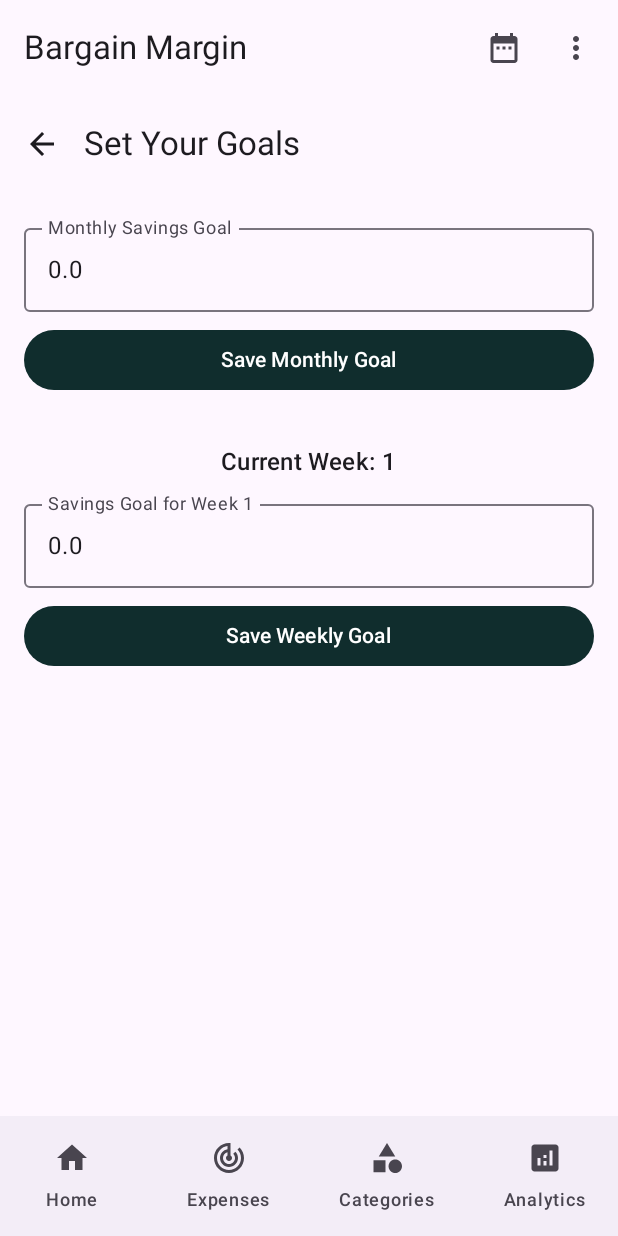
After one commit to NitaiTran/BargainMargin, an Android app built with Jetpack Compose: the GoalScreen screen opened through its navigation route, on a phone screen of 412 x 824 dp. The commit adds this screen. Run offline under Robolectric (Android 15) with nearby library versions, the phone set to English and light mode, and no system bars; our stand-ins replace Room's generated code.

Commit message:
Added GoalScreen.kt and the ability to save goals with a week and month.

```diff
--- a/app/src/main/java/com/progprof/bargainmargintemplate/data/local/entities/MonthEntity.kt
+++ b/app/src/main/java/com/progprof/bargainmargintemplate/data/local/entities/MonthEntity.kt
@@ -15,5 +15,6 @@ data class MonthEntity(
     val year: Int,
     val month: Int,
     val totalBudget: Double,
-    val totalSpent: Double = 0.0
+    val totalSpent: Double = 0.0,
+    val monthlyGoal: Double = 0.0
 )
--- a/app/src/main/java/com/progprof/bargainmargintemplate/data/local/entities/WeekEntity.kt
+++ b/app/src/main/java/com/progprof/bargainmargintemplate/data/local/entities/WeekEntity.kt
@@ -23,5 +23,6 @@ data class WeekEntity(
     val monthId: Long,
     val weekNumber: Int,
     val weekBudget: Double,
-    val weekSpent: Double = 0.0
+    val weekSpent: Double = 0.0,
+    val weeklyGoal: Double = 0.0
 )
--- a/app/src/main/java/com/progprof/bargainmargintemplate/ui/AppScaffold.kt
+++ b/app/src/main/java/com/progprof/bargainmargintemplate/ui/AppScaffold.kt
@@ -87,6 +87,14 @@ fun AppTopBar(navController: NavController, budgetViewModel: BudgetViewModel) {
                     expanded = showOptionsMenu,
                     onDismissRequest = { showOptionsMenu = false }
                 ) {
+                    DropdownMenuItem(
+                        text = { Text("Set Goals") },
+                        onClick = {
+                            navController.navigate("goals") // New route name
+                            showOptionsMenu = false
+                        }
+                    )
+
                     DropdownMenuItem(
                         text = { Text("Edit Monthly Budget") },
                         onClick = {
@@ -190,6 +198,9 @@ fun AppNavHost(
             AnalyticsScreen(budgetViewModel = budgetViewModel)
         }
 
+        composable("goals") {
+            GoalScreen(budgetViewModel = budgetViewModel, navController = navController)
+        }
     }
 }
 
--- a/app/src/main/java/com/progprof/bargainmargintemplate/ui/BudgetViewModel.kt
+++ b/app/src/main/java/com/progprof/bargainmargintemplate/ui/BudgetViewModel.kt
@@ -36,7 +36,9 @@ data class BudgetUiState(
     val allMonths: List<MonthEntity> = emptyList(),
     val selectedYear: Int = Calendar.getInstance().get(Calendar.YEAR),
     val selectedMonth: Int = Calendar.getInstance().get(Calendar.MONTH),
-    val isAddingExpense: Boolean = false
+    val isAddingExpense: Boolean = false,
+    val currentMonthGoal: Double = 0.0,
+    val currentWeekGoal: Double = 0.0
 )
 
 class BudgetViewModel(application: Application) : AndroidViewModel(application) {
@@ -62,7 +64,9 @@ class BudgetViewModel(application: Application) : AndroidViewModel(application)
             yearAndMonthFlow.flatMapLatest { (year, month) ->
                 repository.getMonthWithWeeks(year, month)
             }.collect { monthWithWeeks ->
-                _uiState.update { it.copy(selectedMonthWithWeeks = monthWithWeeks) }
+                _uiState.update { it.copy(
+                    selectedMonthWithWeeks = monthWithWeeks,
+                    currentMonthGoal = monthWithWeeks?.month?.monthlyGoal ?: 0.0) }
             }
         }
 
@@ -81,7 +85,10 @@ class BudgetViewModel(application: Application) : AndroidViewModel(application)
                 val expenses = expenseEntities.map {
                     Expense(it.id, it.weekId, it.amountOfExpense, it.descriptionOfExpense, it.categoryOfExpense)
                 }
-                _uiState.update { it.copy(expensesForCurrentWeek = expenses) }
+                _uiState.update {
+                    val currentWeek = it.selectedMonthWithWeeks?.weeks?.find { week -> week.weekNumber == it.currentWeekNumber }
+                    it.copy(expensesForCurrentWeek = expenses,
+                        currentWeekGoal = currentWeek?.weeklyGoal ?: 0.0) }
             }
         }
 
@@ -193,4 +200,23 @@ class BudgetViewModel(application: Application) : AndroidViewModel(application)
             repository.updateCategory(categoryEntity)
         }
     }
+    fun updateMonthGoal(newGoal: Double) {
+        viewModelScope.launch (Dispatchers.IO){
+            val currentMonth = _uiState.value.selectedMonthWithWeeks?.month ?: return@launch
+            if(newGoal >= 0){
+                val updatedMonth = currentMonth.copy(monthlyGoal = newGoal)
+                repository.updateMonth(updatedMonth)
+            }
+        }
+    }
+
+    fun updateWeeklyGoal(weekNumber: Int, newGoal: Double) {
+        viewModelScope.launch (Dispatchers.IO){
+            val weekToUpdate = _uiState.value.selectedMonthWithWeeks?.weeks?.find {it.weekNumber == weekNumber} ?: return@launch
+            if(newGoal >= 0){
+                val updatedWeek = weekToUpdate.copy(weeklyGoal = newGoal)
+                repository.updateWeek(updatedWeek)
+            }
+        }
+    }
 }
--- /dev/null
+++ b/app/src/main/java/com/progprof/bargainmargintemplate/ui/GoalScreen.kt
@@ -0,0 +1,104 @@
+package com.progprof.bargainmargintemplate.ui
+
+import androidx.compose.foundation.layout.*
+import androidx.compose.foundation.rememberScrollState
+import androidx.compose.foundation.text.KeyboardOptions
+import androidx.compose.foundation.verticalScroll
+import androidx.compose.material.icons.automirrored.filled.ArrowBack
+import androidx.compose.material3.*
+import androidx.compose.runtime.*
+import androidx.compose.runtime.getValue
+import androidx.compose.runtime.setValue
+import androidx.compose.ui.Alignment
+import androidx.compose.ui.Modifier
+import androidx.compose.ui.text.input.KeyboardType
+import androidx.compose.ui.unit.dp
+import androidx.navigation.NavController
+
+@OptIn(ExperimentalMaterial3Api::class)
+@Composable
+fun GoalScreen(
+    budgetViewModel: BudgetViewModel,
+    navController: NavController
+) {
+    val uiState by budgetViewModel.uiState.collectAsState()
+
+    var monthlyGoalInput by remember { mutableStateOf("") }
+    var weeklyGoalInput by remember { mutableStateOf("") }
+
+    LaunchedEffect(uiState.currentMonthGoal) {
+        monthlyGoalInput = uiState.currentMonthGoal.toString()
+    }
+    LaunchedEffect(uiState.currentWeekGoal) {
+        weeklyGoalInput = uiState.currentWeekGoal.toString()
+    }
+
+    Scaffold(
+        topBar = {
+            TopAppBar(
+                title = { Text("Set Your Goals") },
+                navigationIcon = {
+                    IconButton(onClick = { navController.popBackStack() }) {
+                        Icon(
+                            imageVector = androidx.compose.material.icons.Icons.AutoMirrored.Filled.ArrowBack,
+                            contentDescription = "Back"
+                        )
+                    }
+                }
+            )
+        }
+    ) { paddingValues ->
+        Column(
+            modifier = Modifier
+                .fillMaxSize()
+                .padding(paddingValues)
+                .padding(16.dp)
+                .verticalScroll(rememberScrollState()),
+            horizontalAlignment = Alignment.CenterHorizontally
+        ) {
+
+            // --- Monthly Goal Input ---
+            OutlinedTextField(
+                value = monthlyGoalInput,
+                onValueChange = { monthlyGoalInput = it },
+                label = { Text("Monthly Savings Goal") },
+                keyboardOptions = KeyboardOptions(keyboardType = KeyboardType.Number),
+                modifier = Modifier.fillMaxWidth()
+            )
+            Spacer(Modifier.height(8.dp))
+            Button(
+                onClick = {
+                    budgetViewModel.updateMonthGoal(monthlyGoalInput.toDoubleOrNull() ?: 0.0)
+                },
+                modifier = Modifier.fillMaxWidth()
+            ) {
+                Text("Save Monthly Goal")
+            }
+
+            Spacer(Modifier.height(32.dp))
+
+            // --- Weekly Goal Input ---
+            Text("Current Week: ${uiState.currentWeekNumber}", style = MaterialTheme.typography.titleMedium)
+            Spacer(Modifier.height(8.dp))
+            OutlinedTextField(
+                value = weeklyGoalInput,
+                onValueChange = { weeklyGoalInput = it },
+                label = { Text("Savings Goal for Week ${uiState.currentWeekNumber}") },
+                keyboardOptions = KeyboardOptions(keyboardType = KeyboardType.Number),
+                modifier = Modifier.fillMaxWidth()
+            )
+            Spacer(Modifier.height(8.dp))
+            Button(
+                onClick = {
+                    budgetViewModel.updateWeeklyGoal(
+                        weekNumber = uiState.currentWeekNumber,
+                        newGoal = weeklyGoalInput.toDoubleOrNull() ?: 0.0
+                    )
+                },
+                modifier = Modifier.fillMaxWidth()
+            ) {
+                Text("Save Weekly Goal")
+            }
+        }
+    }
+}
```
Also changed, not shown: app/src/main/java/com/progprof/bargainmargintemplate/data/repository/BudgetRepository.kt (+8 -0 lines).
